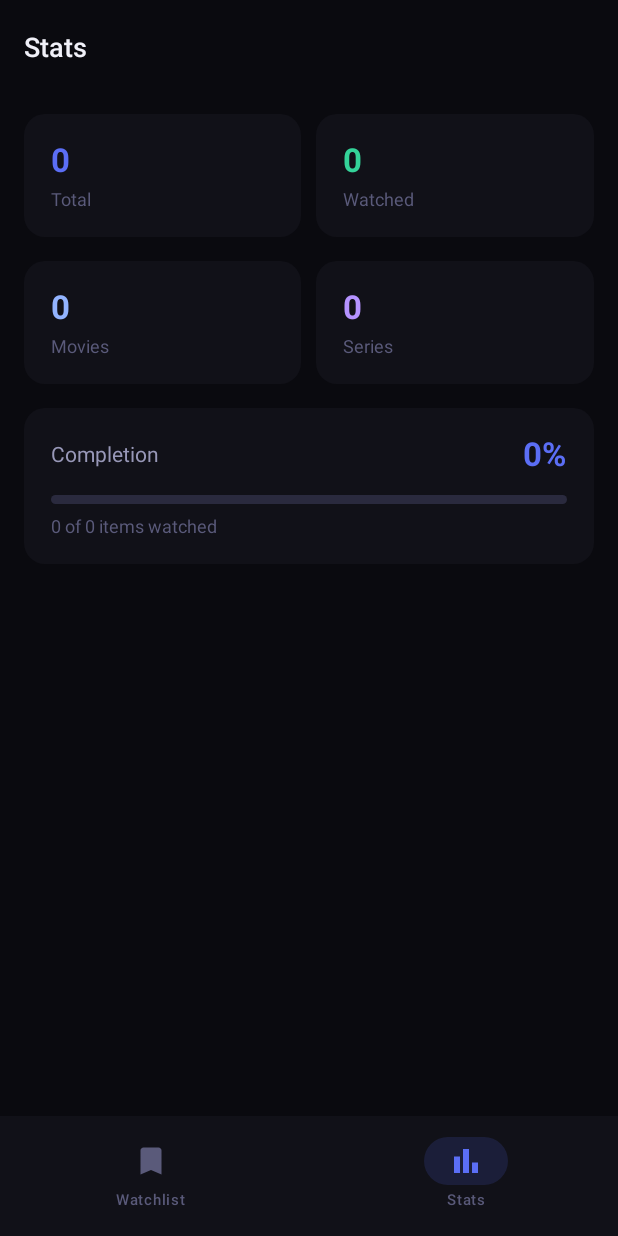
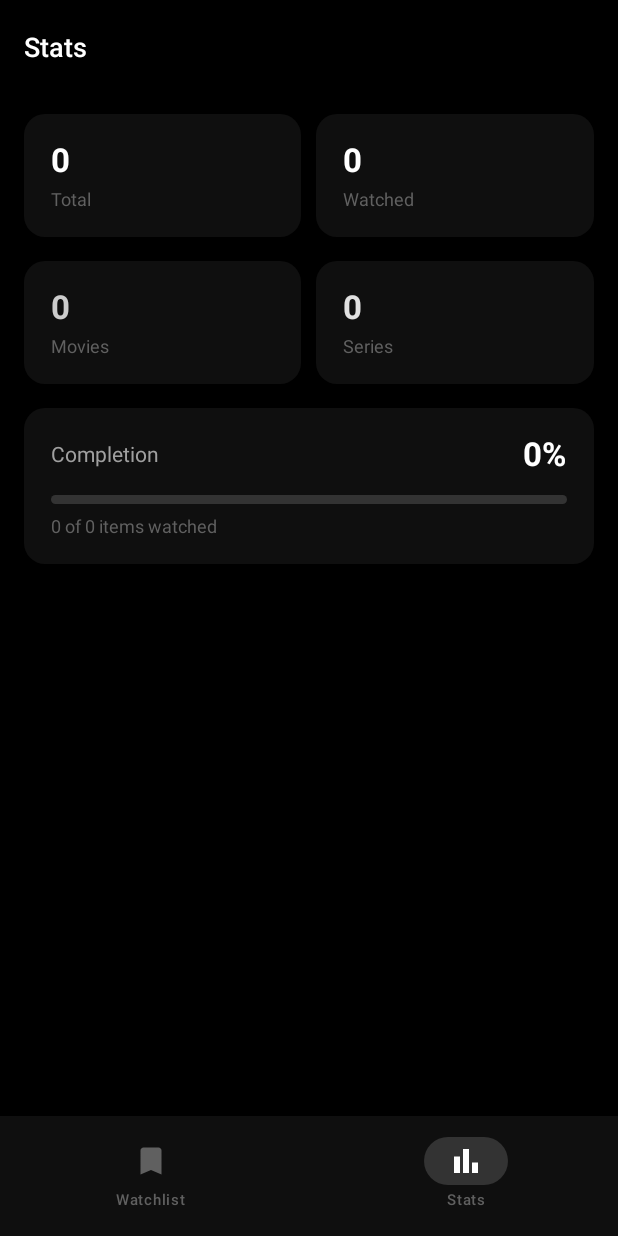
Before and after one commit to KenzBilal/Kaze, an Android app built with Jetpack Compose: the screen it shows after launch (MainActivity), item 2 of the bottom bar chosen, on a phone screen of 412 x 824 dp. Run offline under Robolectric (Android 15) with nearby library versions, the light colour scheme and no system bars; our stand-ins replace Room's generated code.

Commit message:
feat: monochrome theme overhaul — black/white palette, new minimal icon

```diff
--- a/app/build.gradle.kts
+++ b/app/build.gradle.kts
@@ -14,8 +14,8 @@ android {
         applicationId = "com.watchlater"
         minSdk = 24
         targetSdk = 35
-        versionCode = 4
-        versionName = "1.2.1"
+        versionCode = 5
+        versionName = "1.3.0"
 
         testInstrumentationRunner = "androidx.test.runner.AndroidJUnitRunner"
 
--- a/app/src/main/java/com/watchlater/ui/theme/Color.kt
+++ b/app/src/main/java/com/watchlater/ui/theme/Color.kt
@@ -3,40 +3,40 @@ package com.watchlater.ui.theme
 import androidx.compose.ui.graphics.Color
 
 // ─── Core Surface Scale ────────────────────────────────────────────────────
-val Background        = Color(0xFF0A0A0F)   // Deepest base
-val SurfaceContainer  = Color(0xFF111118)   // Card / sheet background
-val SurfaceElevated   = Color(0xFF1A1A24)   // Elevated card
-val SurfaceBorder     = Color(0xFF252535)   // Dividers / borders
-val SurfaceHighlight  = Color(0xFF2A2A3E)   // Hover / pressed states
+val Background        = Color(0xFF000000)   // Pure black base
+val SurfaceContainer  = Color(0xFF0F0F0F)   // Card / sheet background
+val SurfaceElevated   = Color(0xFF1A1A1A)   // Elevated card
+val SurfaceBorder     = Color(0xFF2A2A2A)   // Dividers / borders
+val SurfaceHighlight  = Color(0xFF333333)   // Hover / pressed states
 
 // ─── Text ──────────────────────────────────────────────────────────────────
-val TextPrimary    = Color(0xFFF0F0F8)
-val TextSecondary  = Color(0xFF9898B8)
-val TextTertiary   = Color(0xFF5A5A7A)
-val TextDisabled   = Color(0xFF3A3A5A)
+val TextPrimary    = Color(0xFFFFFFFF)
+val TextSecondary  = Color(0xFFA0A0A0)
+val TextTertiary   = Color(0xFF606060)
+val TextDisabled   = Color(0xFF3D3D3D)
 
-// ─── Accent ────────────────────────────────────────────────────────────────
-val AccentBlue     = Color(0xFF5B6EF5)   // Primary CTA
-val AccentBlueDim  = Color(0xFF3D4FBF)
-val AccentPurple   = Color(0xFF8B5CF6)   // Secondary accent
-val AccentGlow     = Color(0x295B6EF5)   // Soft glow overlays
+// ─── Accent — monochrome only ───────────────────────────────────────────────
+val AccentBlue     = Color(0xFFFFFFFF)   // White — primary CTA
+val AccentBlueDim  = Color(0xFFAAAAAA)   // Mid grey — secondary CTA
+val AccentPurple   = Color(0xFFCCCCCC)   // Light grey — secondary accent
+val AccentGlow     = Color(0x22FFFFFF)   // Subtle white glow overlays
 
 // ─── Semantic ──────────────────────────────────────────────────────────────
-val SemanticSuccess  = Color(0xFF34D399)
-val SemanticWarning  = Color(0xFFFBBF24)
-val SemanticError    = Color(0xFFF87171)
-val SemanticInfo     = Color(0xFF60A5FA)
+val SemanticSuccess  = Color(0xFFFFFFFF)   // White — success
+val SemanticWarning  = Color(0xFFAAAAAA)   // Mid grey — warning
+val SemanticError    = Color(0xFFE0E0E0)   // Light grey — error
+val SemanticInfo     = Color(0xFF888888)   // Dark grey — info
 
 // ─── Type Badges ───────────────────────────────────────────────────────────
-val MovieBadgeBg   = Color(0xFF1E2A4A)
-val MovieBadgeFg   = Color(0xFF93B4FF)
-val SeriesBadgeBg  = Color(0xFF2A1E4A)
-val SeriesBadgeFg  = Color(0xFFB593FF)
+val MovieBadgeBg   = Color(0xFF1E1E1E)
+val MovieBadgeFg   = Color(0xFFCCCCCC)
+val SeriesBadgeBg  = Color(0xFF2A2A2A)
+val SeriesBadgeFg  = Color(0xFFE0E0E0)
 
 // ─── Star Rating ───────────────────────────────────────────────────────────
-val StarFilled  = Color(0xFFFBBF24)
-val StarEmpty   = Color(0xFF2A2A3E)
+val StarFilled  = Color(0xFFFFFFFF)
+val StarEmpty   = Color(0xFF2A2A2A)
 
 // ─── Watched Indicator ─────────────────────────────────────────────────────
-val WatchedGreen    = Color(0xFF34D399)
-val WatchedGreenBg  = Color(0xFF0D2620)
+val WatchedGreen    = Color(0xFFFFFFFF)   // White for watched state
+val WatchedGreenBg  = Color(0xFF1A1A1A)
--- a/app/src/main/java/com/watchlater/ui/theme/Theme.kt
+++ b/app/src/main/java/com/watchlater/ui/theme/Theme.kt
@@ -5,16 +5,16 @@ import androidx.compose.runtime.Composable
 import androidx.compose.ui.graphics.Color
 
 private val DarkColorScheme = darkColorScheme(
-    primary              = AccentBlue,
-    onPrimary            = Color.White,
-    primaryContainer     = AccentBlueDim,
-    onPrimaryContainer   = Color(0xFFCDD5FF),
-    secondary            = AccentPurple,
-    onSecondary          = Color.White,
-    secondaryContainer   = Color(0xFF3D2A6E),
-    onSecondaryContainer = Color(0xFFD9BBFF),
-    tertiary             = SemanticSuccess,
-    onTertiary           = Color(0xFF003828),
+    primary              = Color(0xFFFFFFFF),   // White — primary actions
+    onPrimary            = Color(0xFF000000),   // Black on white
+    primaryContainer     = Color(0xFF1E1E1E),
+    onPrimaryContainer   = Color(0xFFFFFFFF),
+    secondary            = Color(0xFFA0A0A0),
+    onSecondary          = Color(0xFF000000),
+    secondaryContainer   = Color(0xFF2A2A2A),
+    onSecondaryContainer = Color(0xFFE0E0E0),
+    tertiary             = Color(0xFFCCCCCC),
+    onTertiary           = Color(0xFF000000),
     background           = Background,
     onBackground         = TextPrimary,
     surface              = SurfaceContainer,
@@ -26,12 +26,12 @@ private val DarkColorScheme = darkColorScheme(
     surfaceContainerLow  = Background,
     outline              = SurfaceBorder,
     outlineVariant       = SurfaceHighlight,
-    error                = SemanticError,
-    onError              = Color(0xFF690005),
-    errorContainer       = Color(0xFF93000A),
-    onErrorContainer     = Color(0xFFFFDAD6),
-    inverseSurface       = TextPrimary,
-    inverseOnSurface     = Background,
+    error                = Color(0xFFE0E0E0),
+    onError              = Color(0xFF000000),
+    errorContainer       = Color(0xFF2A2A2A),
+    onErrorContainer     = Color(0xFFFFFFFF),
+    inverseSurface       = Color(0xFFFFFFFF),
+    inverseOnSurface     = Color(0xFF000000),
     scrim                = Color(0x99000000)
 )
 
--- a/app/src/main/res/drawable/ic_launcher_foreground.xml
+++ b/app/src/main/res/drawable/ic_launcher_foreground.xml
@@ -1,18 +1,24 @@
-<?xml version="1.0" encoding="utf-8"?>
 <vector xmlns:android="http://schemas.android.com/apk/res/android"
     android:width="108dp"
     android:height="108dp"
     android:viewportWidth="108"
     android:viewportHeight="108">
 
-    <!-- Bookmark -->
+    <!-- Black background -->
     <path
-        android:fillColor="#5B6EF5"
-        android:pathData="M34,18 L74,18 Q77,18 77,21 L77,90 L54,74 L31,90 L31,21 Q31,18 34,18 Z" />
+        android:fillColor="#000000"
+        android:pathData="M0,0h108v108h-108z" />
 
-    <!-- Star -->
+    <!-- Eye outline (outer shape) -->
+    <path
+        android:strokeColor="#CCCCCC"
+        android:strokeWidth="3.5"
+        android:fillColor="#00000000"
+        android:pathData="M54,36 C32,36 18,54 18,54 C18,54 32,72 54,72 C76,72 90,54 90,54 C90,54 76,36 54,36 Z" />
+
+    <!-- Play triangle (centred in eye) -->
     <path
         android:fillColor="#FFFFFF"
-        android:fillAlpha="0.9"
-        android:pathData="M54,32 L57.5,41 L67,41 L59.5,47 L62.5,56 L54,50.5 L45.5,56 L48.5,47 L41,41 L50.5,41 Z" />
+        android:pathData="M47,44 L47,64 L67,54 Z" />
+
 </vector>
--- a/app/src/main/res/mipmap-anydpi-v26/ic_launcher.xml
+++ b/app/src/main/res/mipmap-anydpi-v26/ic_launcher.xml
@@ -1,5 +1,5 @@
 <?xml version="1.0" encoding="utf-8"?>
 <adaptive-icon xmlns:android="http://schemas.android.com/apk/res/android">
     <background android:drawable="@color/background"/>
-    <foreground android:drawable="@mipmap/ic_launcher_foreground"/>
+    <foreground android:drawable="@drawable/ic_launcher_foreground"/>
 </adaptive-icon>
--- a/app/src/main/res/mipmap-anydpi-v26/ic_launcher_round.xml
+++ b/app/src/main/res/mipmap-anydpi-v26/ic_launcher_round.xml
@@ -1,5 +1,5 @@
 <?xml version="1.0" encoding="utf-8"?>
 <adaptive-icon xmlns:android="http://schemas.android.com/apk/res/android">
     <background android:drawable="@color/background"/>
-    <foreground android:drawable="@mipmap/ic_launcher_foreground"/>
+    <foreground android:drawable="@drawable/ic_launcher_foreground"/>
 </adaptive-icon>
--- a/app/src/main/res/values/colors.xml
+++ b/app/src/main/res/values/colors.xml
@@ -1,6 +1,6 @@
 <?xml version="1.0" encoding="utf-8"?>
 <resources>
-    <color name="background">#0A0A0F</color>
-    <color name="surface_container">#111118</color>
-    <color name="accent_blue">#5B6EF5</color>
+    <color name="background">#000000</color>
+    <color name="surface_container">#0F0F0F</color>
+    <color name="accent_blue">#FFFFFF</color>
 </resources>
```
